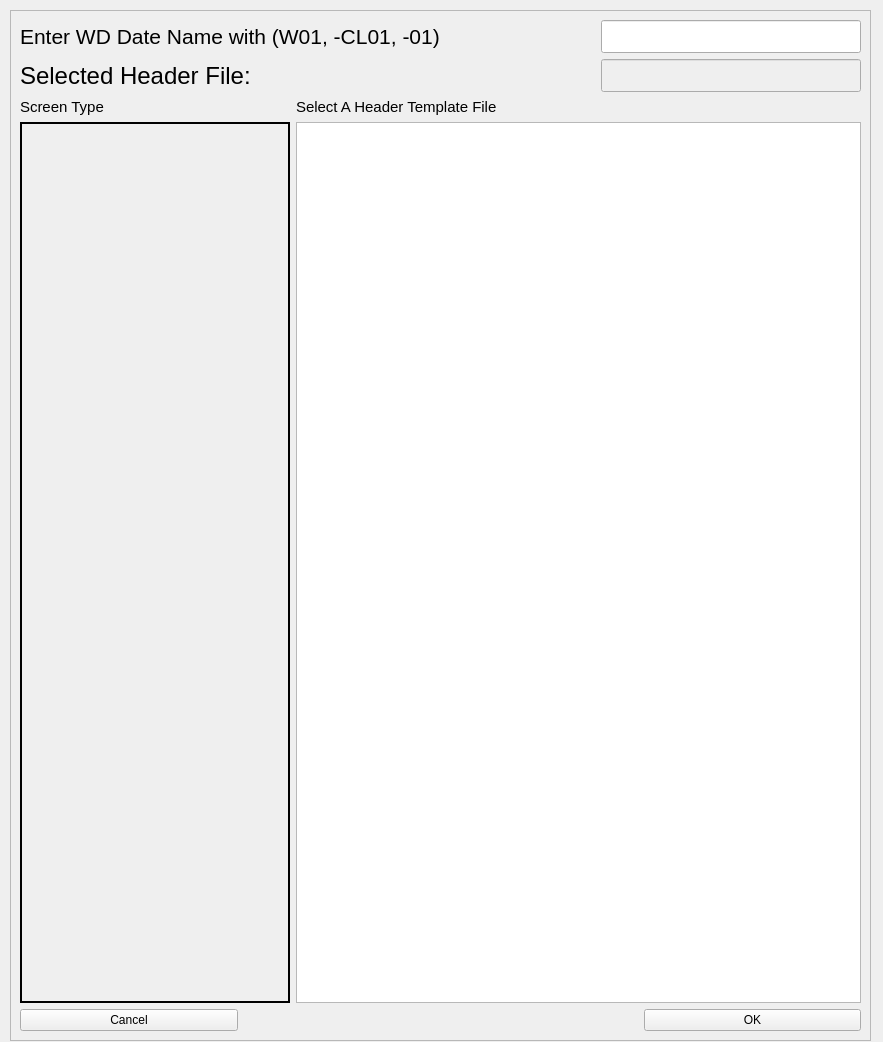
This is RGui_Data_add.ui in wa26532977/WnDtesting as Qt 5 draws it before an edit. The edited form follows.
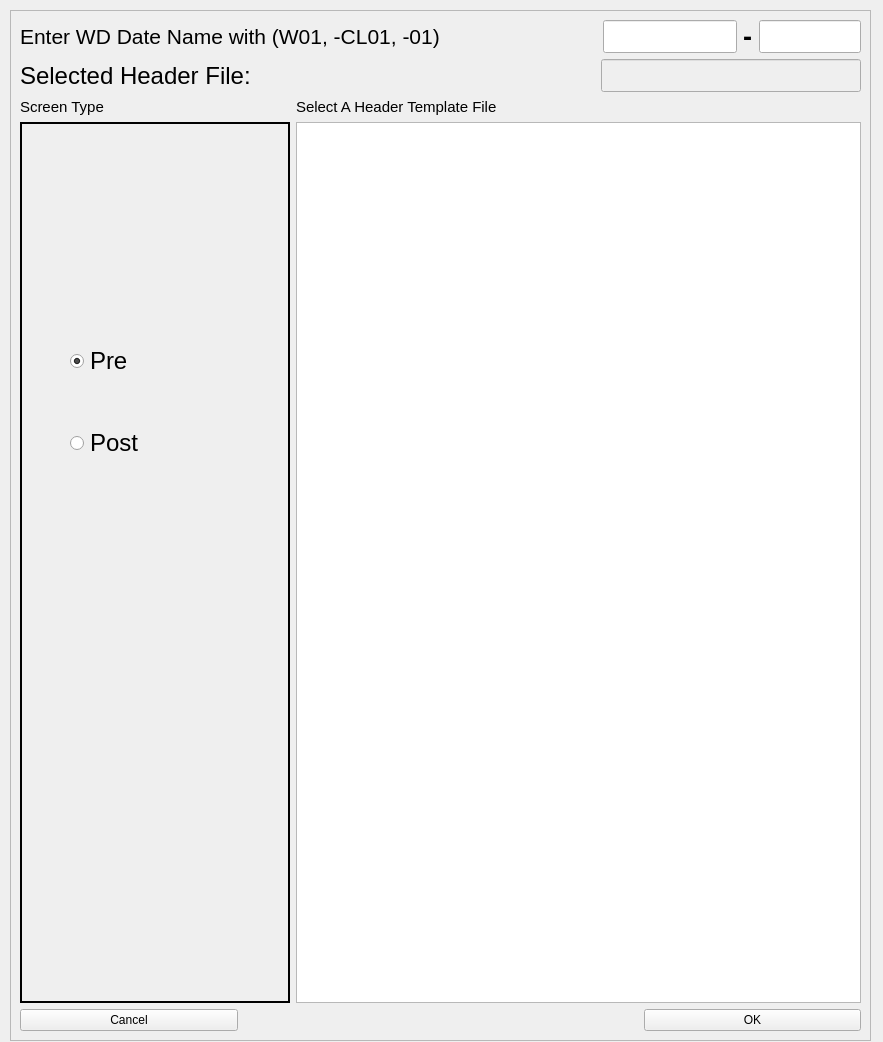
This is the edited form.

What changed in the file:
```diff
--- a/RGui_Data_add.ui
+++ b/RGui_Data_add.ui
@@ -68,7 +68,7 @@
         </property>
         <property name="maximumSize">
          <size>
-          <width>260</width>
+          <width>134</width>
           <height>16777215</height>
          </size>
         </property>
@@ -85,6 +85,54 @@
         </property>
        </widget>
       </item>
+      <item>
+       <widget class="QLabel" name="label_5">
+        <property name="sizePolicy">
+         <sizepolicy hsizetype="Minimum" vsizetype="Preferred">
+          <horstretch>0</horstretch>
+          <verstretch>0</verstretch>
+         </sizepolicy>
+        </property>
+        <property name="maximumSize">
+         <size>
+          <width>10</width>
+          <height>16777215</height>
+         </size>
+        </property>
+        <property name="font">
+         <font>
+          <pointsize>20</pointsize>
+          <weight>75</weight>
+          <bold>true</bold>
+         </font>
+        </property>
+        <property name="text">
+         <string>-</string>
+        </property>
+       </widget>
+      </item>
+      <item>
+       <widget class="QLineEdit" name="lineEdit_3">
+        <property name="sizePolicy">
+         <sizepolicy hsizetype="Minimum" vsizetype="Preferred">
+          <horstretch>0</horstretch>
+          <verstretch>0</verstretch>
+         </sizepolicy>
+        </property>
+        <property name="minimumSize">
+         <size>
+          <width>100</width>
+          <height>0</height>
+         </size>
+        </property>
+        <property name="maximumSize">
+         <size>
+          <width>102</width>
+          <height>16777215</height>
+         </size>
+        </property>
+       </widget>
+      </item>
      </layout>
     </item>
     <item row="1" column="0" colspan="2">
@@ -180,6 +228,45 @@
       <property name="lineWidth">
        <number>2</number>
       </property>
+      <widget class="QWidget" name="">
+       <property name="geometry">
+        <rect>
+         <x>50</x>
+         <y>180</y>
+         <width>131</width>
+         <height>201</height>
+        </rect>
+       </property>
+       <layout class="QVBoxLayout" name="verticalLayout">
+        <item>
+         <widget class="QRadioButton" name="radioButton">
+          <property name="font">
+           <font>
+            <pointsize>18</pointsize>
+           </font>
+          </property>
+          <property name="text">
+           <string>Pre</string>
+          </property>
+          <property name="checked">
+           <bool>true</bool>
+          </property>
+         </widget>
+        </item>
+        <item>
+         <widget class="QRadioButton" name="radioButton_2">
+          <property name="font">
+           <font>
+            <pointsize>18</pointsize>
+           </font>
+          </property>
+          <property name="text">
+           <string>Post</string>
+          </property>
+         </widget>
+        </item>
+       </layout>
+      </widget>
      </widget>
     </item>
     <item row="3" column="1">
```
